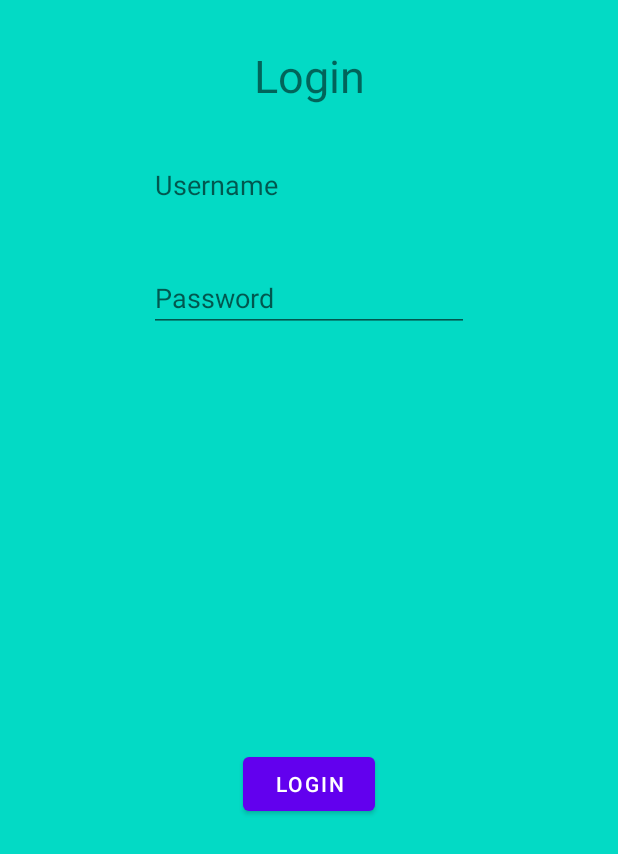
After one commit to CS388Group6/App, an Android app: the layout login_screen.xml on its own in the app's theme, with its tools: preview values and no code run, on a phone screen of 412 x 824 dp. The commit adds this screen. Shown: the top 854 px of the screen. Run offline under Robolectric (Android 15) with nearby library versions, the phone set to English and light mode, and no system bars.

Commit message:
Created Login Screen

```diff
--- a/app/build.gradle
+++ b/app/build.gradle
@@ -36,14 +36,14 @@ android {
 
 dependencies {
 
-    implementation 'androidx.core:core-ktx:1.7.0'
-    implementation 'androidx.appcompat:appcompat:1.4.1'
-    implementation 'com.google.android.material:material:1.5.0'
-    implementation 'androidx.constraintlayout:constraintlayout:2.1.3'
-    implementation 'androidx.fragment:fragment-ktx:1.5.0'
-    implementation 'com.google.firebase:firebase-database-ktx:20.0.4'
+    implementation 'androidx.core:core-ktx:1.10.0'
+    implementation 'androidx.appcompat:appcompat:1.6.1'
+    implementation 'com.google.android.material:material:1.8.0'
+    implementation 'androidx.constraintlayout:constraintlayout:2.1.4'
+    implementation 'androidx.fragment:fragment-ktx:1.5.6'
+    implementation 'com.google.firebase:firebase-database-ktx:20.1.0'
     implementation 'com.google.firebase:firebase-auth-ktx:21.2.0'
     testImplementation 'junit:junit:4.13.2'
-    androidTestImplementation 'androidx.test.ext:junit:1.1.3'
-    androidTestImplementation 'androidx.test.espresso:espresso-core:3.4.0'
+    androidTestImplementation 'androidx.test.ext:junit:1.1.5'
+    androidTestImplementation 'androidx.test.espresso:espresso-core:3.5.1'
 }
--- /dev/null
+++ b/app/src/main/res/layout/login_screen.xml
@@ -0,0 +1,54 @@
+<?xml version="1.0" encoding="utf-8"?>
+<androidx.constraintlayout.widget.ConstraintLayout xmlns:android="http://schemas.android.com/apk/res/android"
+    xmlns:app="http://schemas.android.com/apk/res-auto"
+    xmlns:tools="http://schemas.android.com/tools"
+    android:layout_width="match_parent"
+    android:layout_height="match_parent"
+    android:background="@color/teal_200">
+
+    <EditText
+        android:id="@+id/username"
+        android:layout_width="wrap_content"
+        android:layout_height="wrap_content"
+        android:layout_marginTop="30dp"
+        android:ems="10"
+        android:hint="Username"
+        android:inputType="textPersonName"
+        app:layout_constraintEnd_toEndOf="parent"
+        app:layout_constraintStart_toStartOf="parent"
+        app:layout_constraintTop_toBottomOf="@+id/loginHeader" />
+
+    <EditText
+        android:id="@+id/password"
+        android:layout_width="wrap_content"
+        android:layout_height="wrap_content"
+        android:ems="10"
+        android:hint="Password"
+        android:inputType="textPassword"
+        android:layout_marginTop="30sp"
+        app:layout_constraintEnd_toEndOf="parent"
+        app:layout_constraintStart_toStartOf="parent"
+        app:layout_constraintTop_toBottomOf="@+id/username" />
+
+    <TextView
+        android:id="@+id/loginHeader"
+        android:layout_width="wrap_content"
+        android:layout_height="wrap_content"
+        android:text="Login"
+        android:textSize="30dp"
+        android:layout_marginBottom="15dp"
+        android:layout_marginTop="30dp"
+        app:layout_constraintEnd_toEndOf="parent"
+        app:layout_constraintStart_toStartOf="parent"
+        app:layout_constraintTop_toTopOf="parent" />
+
+    <Button
+        android:id="@+id/loginButton"
+        android:layout_width="wrap_content"
+        android:layout_height="wrap_content"
+        android:text="Login"
+        app:layout_constraintBottom_toBottomOf="parent"
+        app:layout_constraintEnd_toEndOf="parent"
+        app:layout_constraintStart_toStartOf="parent"
+        app:layout_constraintTop_toBottomOf="@+id/password" />
+</androidx.constraintlayout.widget.ConstraintLayout>
--- a/app/src/main/res/values/strings.xml
+++ b/app/src/main/res/values/strings.xml
@@ -1,3 +1,5 @@
 <resources>
     <string name="app_name">Packer</string>
+    <!-- TODO: Remove or change this placeholder text -->
+    <string name="hello_blank_fragment">Hello blank fragment</string>
 </resources>
--- a/build.gradle
+++ b/build.gradle
@@ -1,6 +1,6 @@
 buildscript {
     dependencies {
-        classpath 'com.google.gms:google-services:4.3.10'
+        classpath 'com.google.gms:google-services:4.3.15'
     }
 }// Top-level build file where you can add configuration options common to all sub-projects/modules.
 plugins {
```
